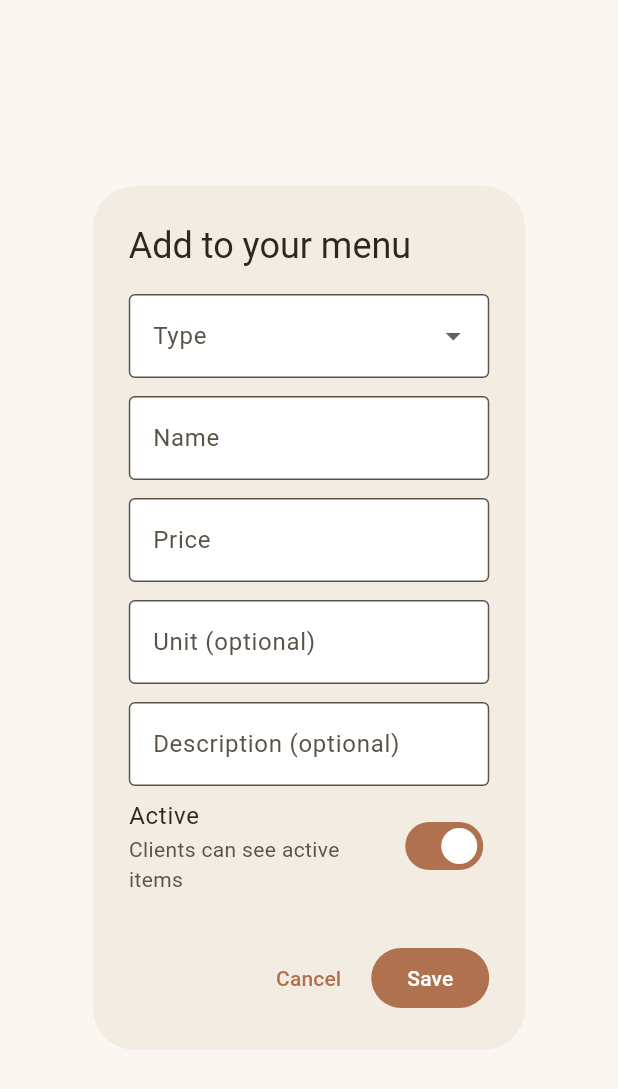
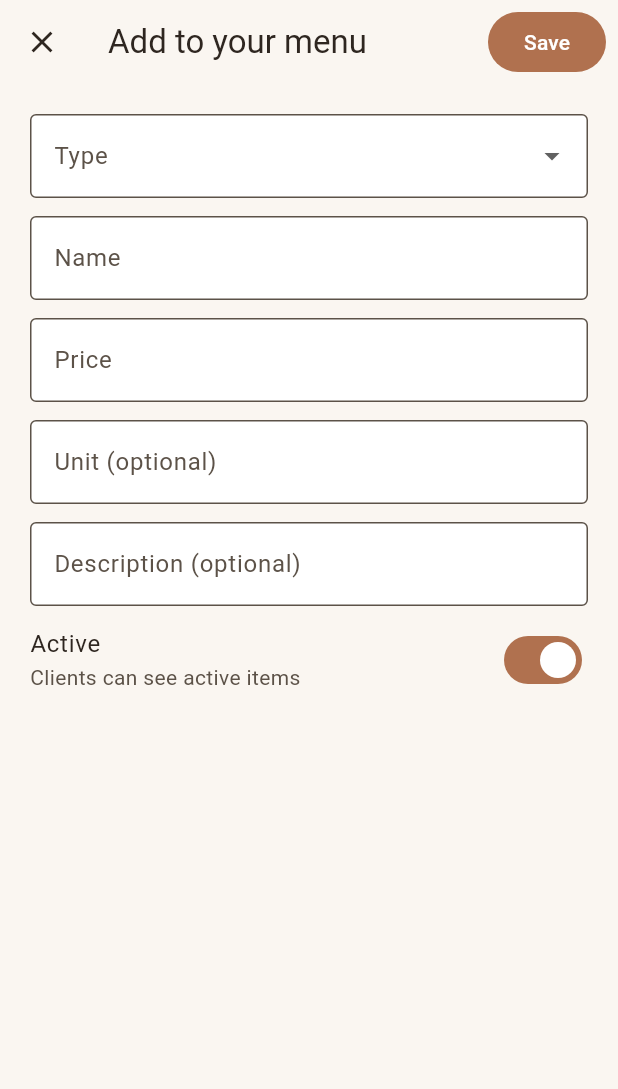
Before and after one commit to parabellumlux/estiseries, a Flutter app: the _OfferingEditor screen opened directly with empty values, on a phone screen of 412 x 824 dp. Shown: the top 1089 px of the screen. Run offline on Flutter 3.47's test engine with Material 3 defaults, Android fonts, the light colour scheme and no system bars; our stand-ins replace image_picker, qr_flutter, shared_preferences; accounts and stored records are empty.

Commit message:
UI/UX audit fix pass: guide pill + oval fit, arc overflow, results layout, price wrap, type floor

```diff
--- a/lib/screens/screen_scaffold.dart
+++ b/lib/screens/screen_scaffold.dart
@@ -15,7 +15,7 @@ class ScreenScaffold extends StatelessWidget {
   Widget build(BuildContext context) {
     return Scaffold(
       appBar: AppBar(title: Text(title)),
-      body: child,
+      body: SafeArea(child: child),
     );
   }
 }
--- a/lib/screens/setup_screen.dart
+++ b/lib/screens/setup_screen.dart
@@ -219,8 +219,7 @@ class _AuthFormsState extends State<_AuthForms> {
                   ),
                   const SizedBox(height: 8),
                   TextButton(
-                    onPressed: () =>
-                        setState(() => _showForgot = !_showForgot),
+                    onPressed: () => setState(() => _showForgot = !_showForgot),
                     child: const Text('Forgot password?'),
                   ),
                   if (_showForgot) ...[
@@ -771,11 +770,30 @@ class _OfferingEditorState extends State<_OfferingEditor> {
   Widget build(BuildContext context) {
     final theme = Theme.of(context);
     final isNew = widget.existing == null;
-    return AlertDialog(
+    // UI/UX audit F2: full-screen editor — the centered AlertDialog
+    // crammed 6 fields + switch into ~40% of the screen with the keyboard
+    // open. Same form, same save/delete logic, roomier container.
+    return Dialog.fullscreen(
+      child: Scaffold(
+        appBar: AppBar(
           title: Text(isNew ? 'Add to your menu' : 'Edit item'),
-      content: SingleChildScrollView(
+          leading: IconButton(
+            icon: const Icon(Icons.close),
+            onPressed: _saving ? null : () => Navigator.pop(context),
+          ),
+          actions: [
+            Padding(
+              padding: const EdgeInsets.only(right: 8),
+              child: FilledButton(
+                onPressed: _saving ? null : _save,
+                child: const Text('Save'),
+              ),
+            ),
+          ],
+        ),
+        body: SingleChildScrollView(
+          padding: const EdgeInsets.all(20),
           child: Column(
-          mainAxisSize: MainAxisSize.min,
             crossAxisAlignment: CrossAxisAlignment.start,
             children: [
               DropdownButtonFormField<String>(
@@ -788,8 +806,7 @@ class _OfferingEditorState extends State<_OfferingEditor> {
                   DropdownMenuItem(value: 'service', child: Text('Service')),
                   DropdownMenuItem(value: 'product', child: Text('Product')),
                 ],
-              onChanged: (value) =>
-                  setState(() => _kind = value ?? _kind),
+                onChanged: (value) => setState(() => _kind = value ?? _kind),
               ),
               const SizedBox(height: 12),
               TextField(
@@ -859,21 +876,18 @@ class _OfferingEditorState extends State<_OfferingEditor> {
             ],
           ),
         ),
-      actions: [
-        if (!isNew)
-          TextButton(
+        bottomNavigationBar: isNew
+            ? null
+            : SafeArea(
+                child: Padding(
+                  padding: const EdgeInsets.all(12),
+                  child: TextButton(
                     onPressed: _saving ? null : _delete,
                     child: const Text('Delete'),
                   ),
-        TextButton(
-          onPressed: _saving ? null : () => Navigator.pop(context),
-          child: const Text('Cancel'),
                 ),
-        FilledButton(
-          onPressed: _saving ? null : _save,
-          child: const Text('Save'),
               ),
-      ],
+      ),
     );
   }
 
```
Also changed, not shown: lib/main.dart (+7 -0 lines), lib/screens/plan_screen.dart (+12 -5 lines), 2 other files. Lines whose indentation alone changed are shown as unchanged.
